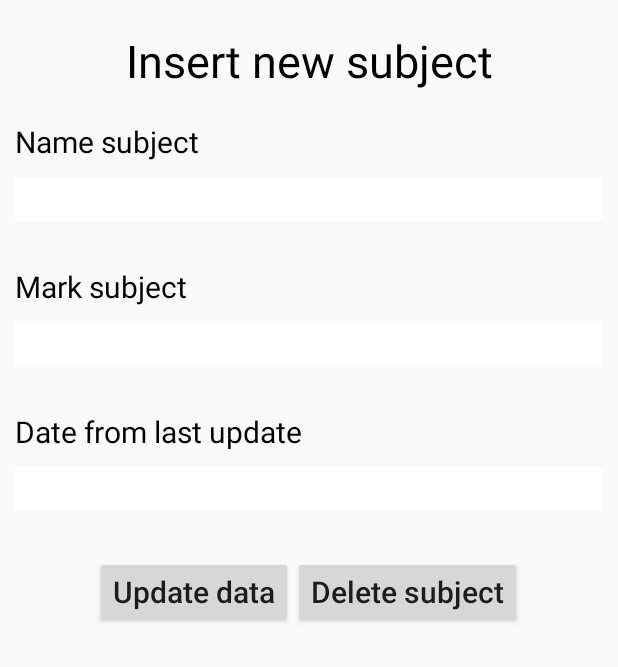
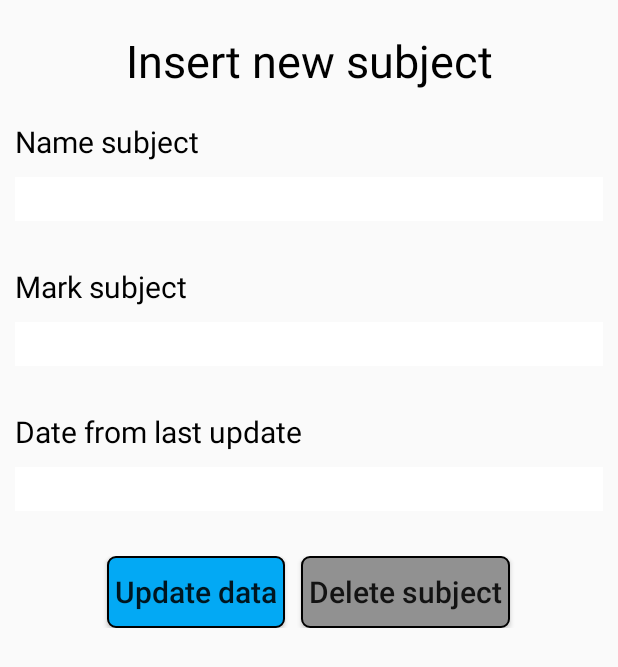
Before and after one commit to SergiodelaMata/nativeAndroidApplicationBasic, an Android app: the CheckModifyDeleteActivity screen opened directly, with no data from a screen before it, on a phone screen of 412 x 824 dp. Shown: the top 667 px of the screen. Run offline under Robolectric (Android 15) with nearby library versions, the phone set to English and light mode, and no system bars; 5 statements that could not run were skipped.

Commit message:
:sparkles: Established a limit to avoid that the user sets a mark out of the limit and that have a value with more than 2 decimals. :art: Changed colors for the buttons.

```diff
--- a/app/src/main/java/com/example/nativeandroidapplicationbasic/CheckModifyDeleteActivity.java
+++ b/app/src/main/java/com/example/nativeandroidapplicationbasic/CheckModifyDeleteActivity.java
@@ -6,6 +6,7 @@ import android.app.AlertDialog;
 import android.content.Intent;
 import android.graphics.Color;
 import android.os.Bundle;
+import android.text.InputFilter;
 import android.widget.Button;
 import android.widget.EditText;
 import android.widget.TextView;
@@ -30,6 +31,7 @@ public class CheckModifyDeleteActivity extends AppCompatActivity {
         setContentView(R.layout.activity_check_modify_delete);
         inputNameSubject = findViewById(R.id.nameSubject);
         inputMarkSubject = findViewById(R.id.markSubject);
+        inputMarkSubject.setFilters(new InputFilter[]{new DecimalDigitsInputFilter()});
         inputIdSubject = findViewById(R.id.idSubject);
         inputDateSubject = findViewById(R.id.dateLastUpdateText);
         dbManager = new DBManager(this.getApplicationContext());
--- /dev/null
+++ b/app/src/main/java/com/example/nativeandroidapplicationbasic/DecimalDigitsInputFilter.java
@@ -0,0 +1,23 @@
+package com.example.nativeandroidapplicationbasic;
+
+import android.text.InputFilter;
+import android.text.Spanned;
+
+import java.util.regex.Pattern;
+
+public class DecimalDigitsInputFilter implements InputFilter {
+    private Pattern pattern;
+    DecimalDigitsInputFilter() {
+        pattern = Pattern.compile("[0-9](((\\.[0-9]{0,2})?)||(\\.)?)|10");
+    }
+    @Override
+    public CharSequence filter(CharSequence source, int start, int end, Spanned dest, int dstart, int dend) {
+        StringBuilder builder = new StringBuilder(dest);
+        builder.replace(dstart, dend, source
+                .subSequence(start, end).toString());
+        if (!builder.toString().matches(pattern.pattern())) {
+            return "";
+        }
+        return null;
+    }
+}
--- a/app/src/main/res/layout/activity_check_modify_delete.xml
+++ b/app/src/main/res/layout/activity_check_modify_delete.xml
@@ -136,16 +136,24 @@
             android:id="@+id/modifySubjectButton"
             android:layout_width="wrap_content"
             android:layout_height="wrap_content"
+            android:layout_marginEnd="5dp"
+            android:paddingStart="5dp"
+            android:paddingEnd="5dp"
             android:textSize="20sp"
             android:textAllCaps="false"
+            android:background="@drawable/rounded_rectangule_blue"
             android:text="@string/ModifyDataSubject">
         </Button>
         <Button
             android:id="@+id/deleteSubjectButton"
             android:layout_width="wrap_content"
             android:layout_height="wrap_content"
+            android:layout_marginStart="5dp"
+            android:paddingStart="5dp"
+            android:paddingEnd="5dp"
             android:textSize="20sp"
             android:textAllCaps="false"
+            android:background="@drawable/rounded_rectangule_gray"
             android:text="@string/DeleteDataSubject">
         </Button>
     </LinearLayout>
--- a/app/src/main/res/layout/activity_insert_subject.xml
+++ b/app/src/main/res/layout/activity_insert_subject.xml
@@ -90,8 +90,11 @@
             android:id="@+id/insertNewSubjectButton"
             android:layout_width="wrap_content"
             android:layout_height="wrap_content"
+            android:paddingStart="5dp"
+            android:paddingEnd="5dp"
             android:textSize="20sp"
             android:textAllCaps="false"
+            android:background="@drawable/rounded_rectangule_green"
             android:text="@string/InsertSubject">
         </Button>
     </LinearLayout>
--- a/app/src/main/res/layout/activity_main.xml
+++ b/app/src/main/res/layout/activity_main.xml
@@ -36,8 +36,11 @@
             android:id="@+id/addNewSubject"
             android:layout_width="wrap_content"
             android:layout_height="wrap_content"
+            android:paddingStart="5dp"
+            android:paddingEnd="5dp"
             android:textSize="20sp"
             android:textAllCaps="false"
+            android:background="@drawable/rounded_rectangule_green"
             android:text="@string/AddText">
         </Button>
     </LinearLayout>
@@ -60,7 +63,6 @@
                     android:id="@+id/tableSubjects"
                     android:layout_width="wrap_content"
                     android:layout_height="wrap_content">
-
                 </TableLayout>
             </HorizontalScrollView>
         </ScrollView>
```
Also changed, not shown: app/src/main/java/com/example/nativeandroidapplicationbasic/InsertSubjectActivity.java (+20 -0 lines).
